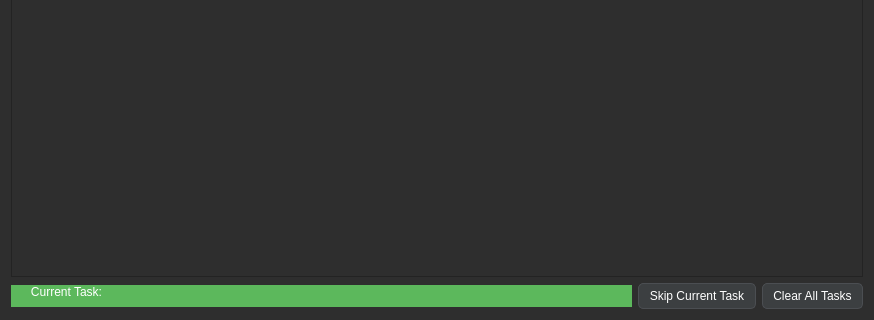
Before: the Qt Designer form rover_gui/ui/ui/FileExplorer.ui in robotique-udes/rover, drawn with Qt 5; both pictures show x 0 to 874 and y 210 to 530 of the 874 by 530 pixel window.
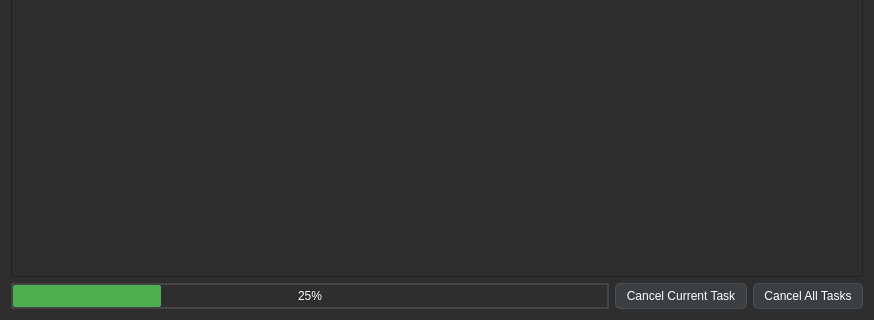
After: the same form once the commit is applied. Icons and pictures are not drawn. Custom widgets are drawn as their Qt base class.

Commit message: Progress bar for tasks

```diff
--- a/rover_gui/ui/ui/FileExplorer.ui
+++ b/rover_gui/ui/ui/FileExplorer.ui
@@ -117,12 +117,21 @@
 }
 
 QProgressBar {
-    background-color: #4b4e52;
-    color: #ffffff;
+    background-color: #2e2e2e; 
+    border: 2px solid #444444;
+    border-radius: 2px;
+    text-align: center;
+    color: white;
 }
 
 QProgressBar::chunk {
-    background-color: #5cb85c;
+    background-color: #4caf50;
+    border-radius: 2px;
+}
+
+QProgressBar::text {
+    color: white; 
+    font-weight: bold;
 }
 
 QStatusBar {
@@ -365,10 +374,10 @@
           <locale language="English" country="UnitedStates"/>
          </property>
          <property name="maximum">
-          <number>10</number>
+          <number>100</number>
          </property>
          <property name="value">
-          <number>10</number>
+          <number>25</number>
          </property>
          <property name="textVisible">
           <bool>true</bool>
@@ -382,9 +391,6 @@
          <property name="textDirection">
           <enum>QProgressBar::TopToBottom</enum>
          </property>
-         <property name="format">
-          <string>      Current Task: </string>
-         </property>
         </widget>
        </item>
        <item>
@@ -411,7 +417,7 @@
           <cursorShape>PointingHandCursor</cursorShape>
          </property>
          <property name="text">
-          <string>Skip Current Task</string>
+          <string>Cancel Current Task</string>
          </property>
         </widget>
        </item>
@@ -439,7 +445,7 @@
           <cursorShape>PointingHandCursor</cursorShape>
          </property>
          <property name="text">
-          <string>Clear All Tasks</string>
+          <string>Cancel All Tasks</string>
          </property>
         </widget>
        </item>
```
Left out of the diff: 4 changed lines with no effect on the pictures. The commit also changes 8 other files.
